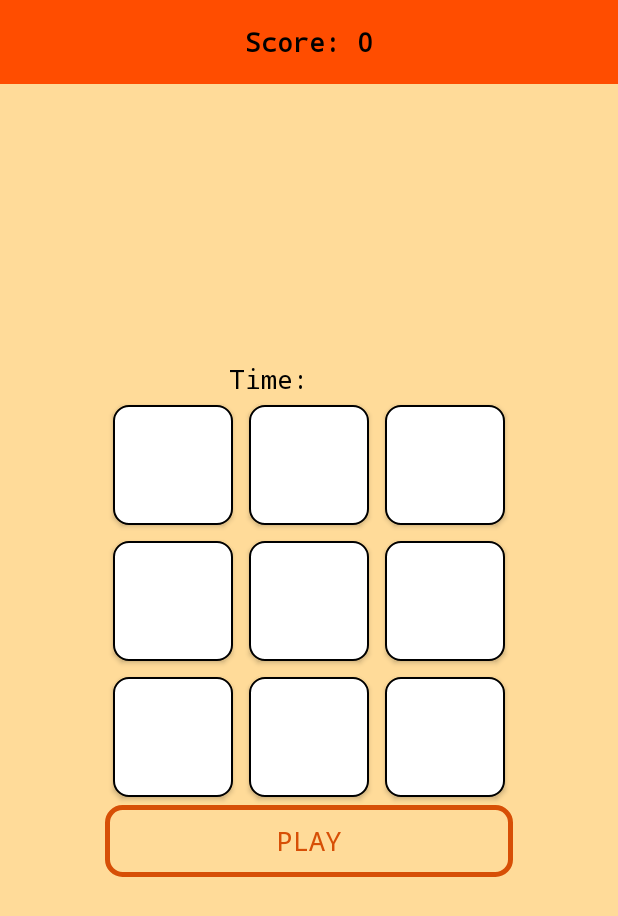
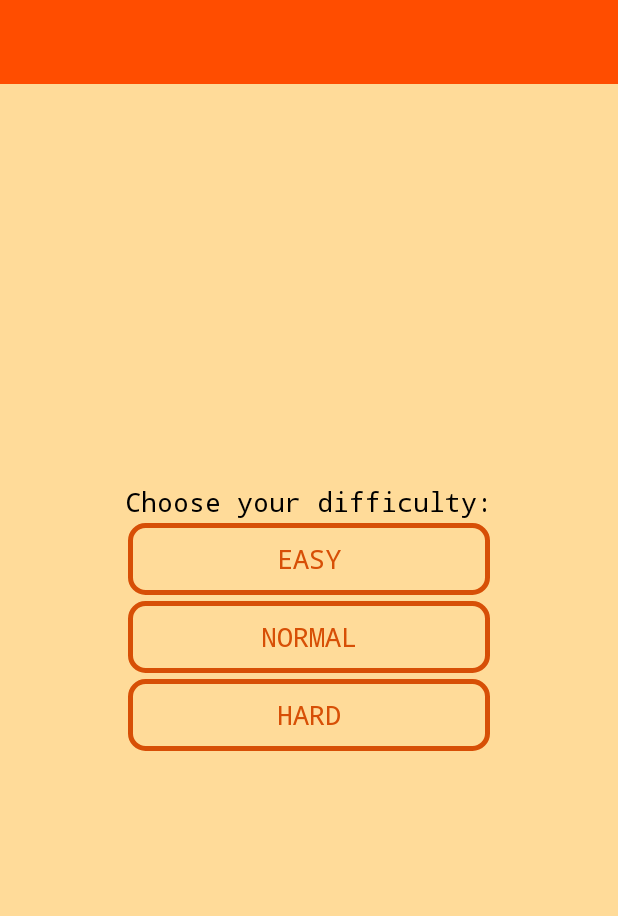
Before and after one commit to Frranky/Game, an Android app: the screen it shows after launch (MainActivity), after a tap on an icon or button, on a phone screen of 412 x 824 dp. Shown: the top 916 px of the screen. Run offline under Robolectric (Android 15) with nearby library versions, the light colour scheme and no system bars.

Commit message:
Add 3 difficulty mode

```diff
--- /dev/null
+++ b/app/src/main/java/com/example/game/DifficultyFragment.kt
@@ -0,0 +1,37 @@
+package com.example.game
+
+import android.os.Bundle
+import androidx.fragment.app.Fragment
+import android.view.LayoutInflater
+import android.view.View
+import android.view.ViewGroup
+import com.example.game.databinding.FragmentDifficultyBinding
+
+class DifficultyFragment : Fragment() {
+
+	private  lateinit var binding: FragmentDifficultyBinding
+
+	override fun onCreateView(
+		inflater: LayoutInflater, container: ViewGroup?,
+		savedInstanceState: Bundle?
+	): View? {
+		binding = FragmentDifficultyBinding.inflate(inflater, container, false)
+
+		binding.easyButton.setOnClickListener {
+			(activity as MainActivity)?.difficulty = 1
+			(activity as MainActivity)?.onNavigationItemSelected(2)
+		}
+
+		binding.normalButton.setOnClickListener {
+			(activity as MainActivity)?.difficulty = 2
+			(activity as MainActivity)?.onNavigationItemSelected(2)
+		}
+
+		binding.hardButton.setOnClickListener {
+			(activity as MainActivity)?.difficulty = 3
+			(activity as MainActivity)?.onNavigationItemSelected(2)
+		}
+
+		return binding.root
+	}
+}
--- a/app/src/main/java/com/example/game/GameFragment.kt
+++ b/app/src/main/java/com/example/game/GameFragment.kt
@@ -17,6 +17,7 @@ class GameFragment : Fragment() {
 	private lateinit var binding: FragmentGameBinding
 	var score = 0
 	var flag = 0
+	var moleDuration: Long = 0
 	private var gameTimer: CountDownTimer? = null
 	private var moleInHole: Array<Boolean> =
 		arrayOf(
@@ -30,6 +31,13 @@ class GameFragment : Fragment() {
 		savedInstanceState: Bundle?
 	): View? {
 		binding = FragmentGameBinding.inflate(inflater, container, false)
+
+		when((activity as MainActivity)?.difficulty) {
+			1 -> moleDuration = 800
+			2 -> moleDuration = 500
+			3 -> moleDuration = 300
+		}
+
 		return binding.root
 	}
 
@@ -68,7 +76,7 @@ class GameFragment : Fragment() {
 			override fun onFinish() {
 				hideAllMole()
 				(activity as MainActivity)?.score = score
-				(activity as MainActivity)?.onNavigationItemSelected(2)
+				(activity as MainActivity)?.onNavigationItemSelected(3)
 			}
 		}.start()
 	}
@@ -85,7 +93,7 @@ class GameFragment : Fragment() {
 					startGame()
 				}
 			}
-		}, 500)
+		}, moleDuration)
 	}
 
 	private fun checkMole(hole: Int) {
--- a/app/src/main/java/com/example/game/GameOverFragment.kt
+++ b/app/src/main/java/com/example/game/GameOverFragment.kt
@@ -27,8 +27,8 @@ class GameOverFragment : Fragment() {
 		val record = (activity as MainActivity)?.record
 		binding.toolbar.record.text = "Max record: $record"
 
-		binding.restartButton.setOnClickListener { (activity as MainActivity)?.onNavigationItemSelected(1) }
-		binding.menuButton.setOnClickListener { (activity as MainActivity)?.onNavigationItemSelected(3) }
+		binding.restartButton.setOnClickListener { (activity as MainActivity)?.onNavigationItemSelected(2) }
+		binding.menuButton.setOnClickListener { (activity as MainActivity)?.onNavigationItemSelected(4) }
 
 		return binding.root
 	}
--- a/app/src/main/java/com/example/game/MainActivity.kt
+++ b/app/src/main/java/com/example/game/MainActivity.kt
@@ -9,6 +9,7 @@ class MainActivity : AppCompatActivity() {
 	private lateinit var binding: ActivityMainBinding
 	var record = 0
 	var score = 1
+	var difficulty = 0
 
 	override fun onCreate(savedInstanceState: Bundle?) {
 		super.onCreate(savedInstanceState)
@@ -21,9 +22,10 @@ class MainActivity : AppCompatActivity() {
 	fun onNavigationItemSelected(item: Int){
 
 		when(item) {
-			1 -> supportFragmentManager.beginTransaction().replace(R.id.container, GameFragment()).commit()
-			2 -> supportFragmentManager.beginTransaction().replace(R.id.container, GameOverFragment()).commit()
-			3 -> supportFragmentManager.beginTransaction().replace(R.id.container, StartScreenFragment()).commit()
+			1 -> supportFragmentManager.beginTransaction().replace(R.id.container, DifficultyFragment()).commit()
+			2 -> supportFragmentManager.beginTransaction().replace(R.id.container, GameFragment()).commit()
+			3 -> supportFragmentManager.beginTransaction().replace(R.id.container, GameOverFragment()).commit()
+			4 -> supportFragmentManager.beginTransaction().replace(R.id.container, StartScreenFragment()).commit()
 		}
 	}
 }
--- /dev/null
+++ b/app/src/main/res/layout/fragment_difficulty.xml
@@ -0,0 +1,57 @@
+<?xml version="1.0" encoding="utf-8"?>
+<androidx.constraintlayout.widget.ConstraintLayout
+	xmlns:android="http://schemas.android.com/apk/res/android"
+	xmlns:app="http://schemas.android.com/apk/res-auto"
+	android:layout_width="match_parent"
+	android:layout_height="match_parent"
+	android:background="@color/light_orange">
+
+	<include layout="@layout/toolbar"
+		android:id="@+id/toolbar"/>
+
+	<LinearLayout
+		android:layout_width="wrap_content"
+		android:layout_height="wrap_content"
+		android:orientation="vertical"
+		app:layout_constraintBottom_toBottomOf="parent"
+		app:layout_constraintEnd_toEndOf="parent"
+		app:layout_constraintStart_toStartOf="parent"
+		app:layout_constraintTop_toTopOf="parent">
+
+		<TextView
+			android:layout_width="match_parent"
+			android:layout_height="wrap_content"
+			android:layout_weight="1"
+			android:text="Choose your difficulty:"
+			android:gravity="center"
+			style="@style/MyTextStyle"/>
+
+		<Button
+			android:layout_width="match_parent"
+			android:layout_height="match_parent"
+			android:background="@drawable/play_button_bg"
+			style="@style/MyTextStyle"
+			android:textColor="@color/dark_orange"
+			android:text="Easy"
+			android:id="@+id/easy_button"
+			android:layout_margin="2dp"/>
+		<Button
+			android:layout_width="match_parent"
+			android:layout_height="match_parent"
+			android:background="@drawable/play_button_bg"
+			style="@style/MyTextStyle"
+			android:textColor="@color/dark_orange"
+			android:text="Normal"
+			android:id="@+id/normal_button"
+			android:layout_margin="2dp"/>
+		<Button
+			android:layout_width="match_parent"
+			android:layout_height="match_parent"
+			android:background="@drawable/play_button_bg"
+			style="@style/MyTextStyle"
+			android:textColor="@color/dark_orange"
+			android:text="Hard"
+			android:id="@+id/hard_button"
+			android:layout_margin="2dp"/>
+	</LinearLayout>
+</androidx.constraintlayout.widget.ConstraintLayout>
```
